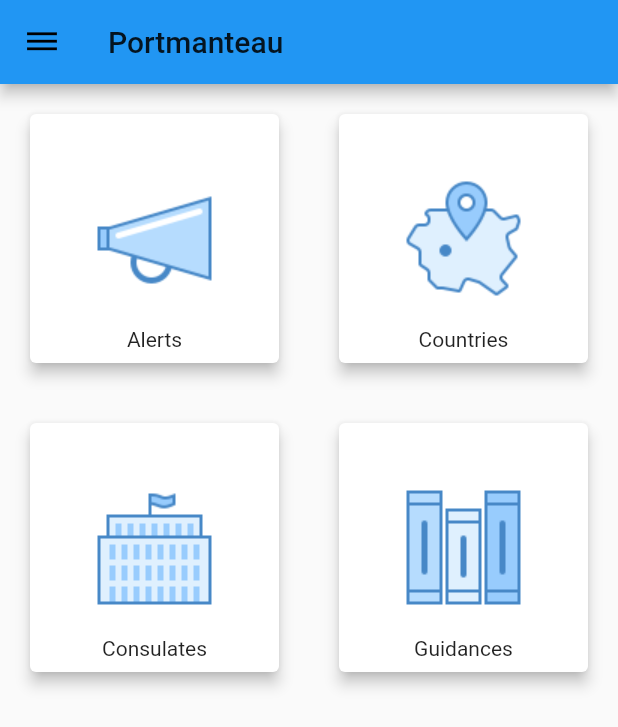
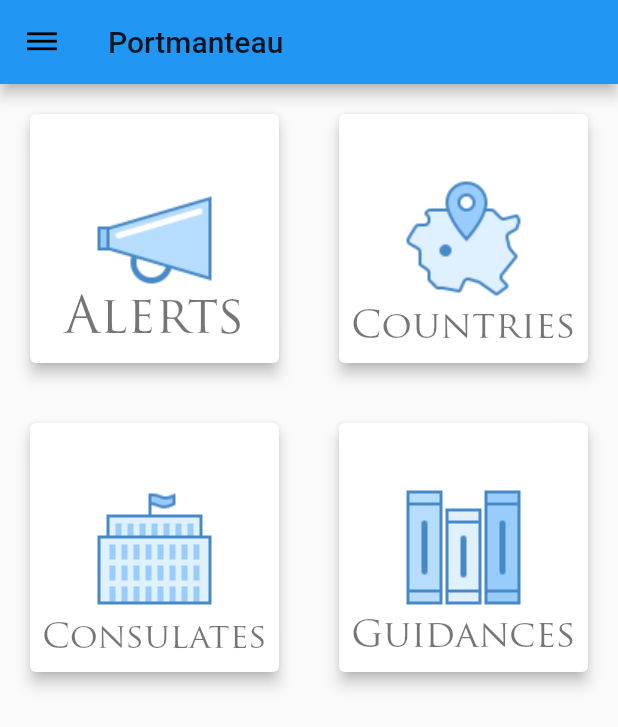
Before and after one commit to durban77/Utravalo, a Flutter app: the screen it shows after launch, on a phone screen of 412 x 824 dp. Shown: the top 727 px of the screen. Run offline on Flutter 3.47's test engine with Material 2 defaults, Android fonts, the phone set to English and light mode, and no system bars; our stand-ins replace flutter_html.

Commit message:
vissza gomb kezelés

```diff
--- a/lib/main.dart
+++ b/lib/main.dart
@@ -28,6 +28,14 @@ class MyApp extends StatelessWidget {
       //AppLocalizations.of(context)?.translate('title') ?? '',
       theme: AppTheme.lightTheme,
       darkTheme: AppTheme.darkTheme,
+      builder: (BuildContext context, Widget child) {
+        final MediaQueryData data = MediaQuery.of(context);
+        return MediaQuery(
+          data: data.copyWith(
+              textScaleFactor: data.textScaleFactor > 2.0 ? 2.0 : data.textScaleFactor),
+          child: child,
+        );
+      },
       localizationsDelegates: [
         AppLocalizations.delegate,
         GlobalMaterialLocalizations.delegate,
@@ -50,12 +58,13 @@ class MainScreen extends StatefulWidget {
 
 class _MainScreenState extends State<MainScreen> {
   final _navigatorKey = GlobalKey<NavigatorState>();
+  get navigatorKey => _navigatorKey;
 
   @override
   Widget build(BuildContext context) {
     return Navigator(
         key: _navigatorKey,
-        //initialRoute: CountryList.routeName,
+        initialRoute: WelcomeScreen.routeName,
         onGenerateRoute: (RouteSettings settings) {
           WidgetBuilder builder;
           switch (settings.name) {
--- a/lib/ui/theme.dart
+++ b/lib/ui/theme.dart
@@ -10,7 +10,11 @@ class AppTheme {
     primaryColor: Colors.blue[500],
     primaryColorBrightness: Brightness.light,
     accentColor: Colors.green[500],
-      accentColorBrightness: Brightness.light
+    accentColorBrightness: Brightness.light,
+//    fontFamily: 'TrajanPro',
+    textTheme: TextTheme(
+      headline4: TextStyle(fontFamily: 'TrajanPro'),
+    ),
   );
 
   static final ThemeData darkTheme = ThemeData(
@@ -19,6 +23,10 @@ class AppTheme {
     primaryColor: Colors.brown[500],
     primaryColorBrightness: Brightness.dark,
     accentColor: Colors.green[500],
-      accentColorBrightness: Brightness.dark
+    accentColorBrightness: Brightness.dark,
+//    fontFamily: 'TrajanPro',
+    textTheme: TextTheme(
+      headline4: TextStyle(fontFamily: 'TrajanPro'),
+    ),
   );
 }
--- a/lib/ui/welcome.dart
+++ b/lib/ui/welcome.dart
@@ -12,7 +12,8 @@ class WelcomeScreen extends StatelessWidget {
 
   @override
   Widget build(BuildContext context) {
-    return Scaffold( // willpopscope as default
+    return Scaffold(
+      // willpopscope as default
       appBar: AppBar(
         title: Text(AppLocalizations.of(context).translate('title')),
         leading: Icon(Icons.dehaze),
@@ -40,12 +41,18 @@ class WelcomeScreen extends StatelessWidget {
                 children: [
                   Image.asset('assets/images/${_pages[index]}.png'),
                   Align(
-                      alignment: Alignment.bottomCenter,
-                      child: Padding(
-                        padding: const EdgeInsets.all(8.0),
-                        child: Text(AppLocalizations.of(context)
-                            .translate(_pages[index])),
-                      )),
+                    alignment: Alignment.bottomCenter,
+                    child: Padding(
+                      padding: const EdgeInsets.all(8.0),
+                      child: FittedBox(
+                        fit: BoxFit.fitWidth,
+                        child: Text(
+                          AppLocalizations.of(context).translate(_pages[index]),
+                          style: Theme.of(context).textTheme.headline4,
+                        ),
+                      ),
+                    ),
+                  ),
                 ],
               ),
             ),
@@ -55,3 +62,12 @@ class WelcomeScreen extends StatelessWidget {
     );
   }
 }
+
+/// Közös kód az android vissza gomb kezeléshez
+Future<bool> willPopHandler(BuildContext context) async {
+  if (Navigator.of(context).canPop()) {
+    Navigator.of(context).pop();
+    return false;
+  }
+  return true;
+}
--- a/pubspec.yaml
+++ b/pubspec.yaml
@@ -1,7 +1,7 @@
 name: utravalo
 description: Útravaló \uD83D\uDE97\uD83D\uDEEB\uD83D\uDEE5\uD83C\uDF0D
 publish_to: 'none' # Remove this line if you wish to publish to pub.dev
-version: 1.0.0+1
+version: 1.1.0+2
 environment:
   sdk: ">=2.7.0 <3.0.0"
 
```
Also changed, not shown: lib/ui/alert_detail.dart (+2 -5 lines), lib/ui/alert_list.dart (+2 -5 lines), lib/ui/country_detail.dart (+2 -5 lines), lib/ui/country_list.dart (+2 -5 lines), lib/ui/embassy_detail.dart (+2 -5 lines), lib/ui/embassy_list.dart (+2 -5 lines), lib/ui/guidance_detail.dart (+2 -5 lines), lib/ui/guidance_list.dart (+2 -5 lines). Lines whose indentation alone changed are shown as unchanged.
